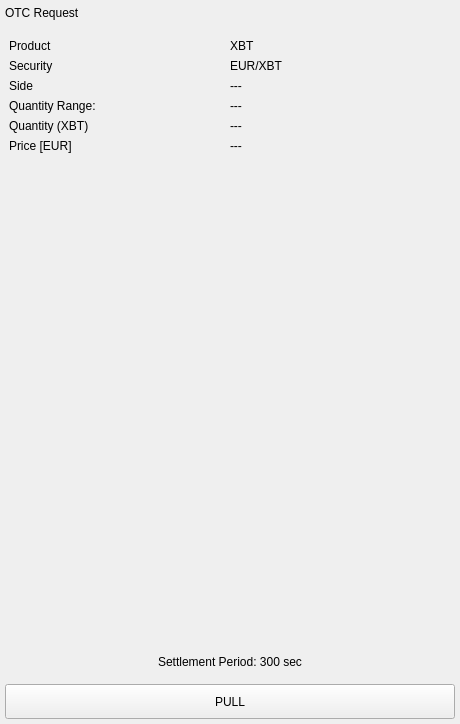
The window that BlockSettleUILib/ChatUI/OTCShieldWidgets/PullOwnOTCRequestWidget.ui (BlockSettle/terminal) describes before a commit, drawn with Qt 5.
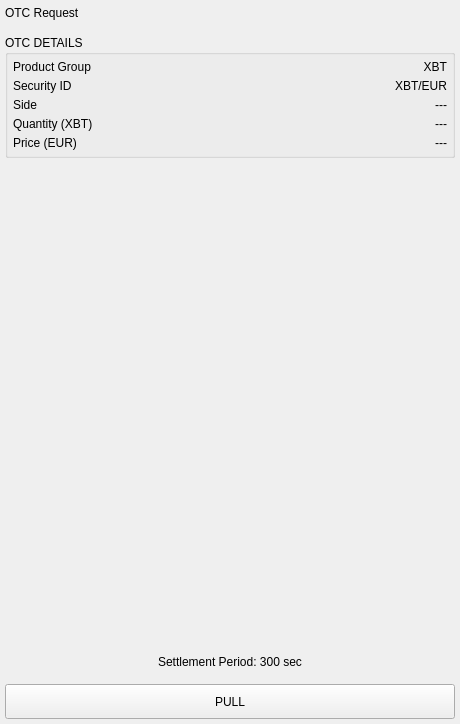
The same window after the commit.

Commit message: Polish awaiting response widget

What changed in the file:
```diff
--- a/BlockSettleUILib/ChatUI/OTCShieldWidgets/PullOwnOTCRequestWidget.ui
+++ b/BlockSettleUILib/ChatUI/OTCShieldWidgets/PullOwnOTCRequestWidget.ui
@@ -13,7 +13,7 @@
   <property name="windowTitle">
    <string>Form</string>
   </property>
-  <layout class="QVBoxLayout" name="verticalLayout_3">
+  <layout class="QVBoxLayout" name="verticalLayout_4">
    <property name="spacing">
     <number>5</number>
    </property>
@@ -70,8 +70,44 @@
     </widget>
    </item>
    <item>
-    <widget class="QWidget" name="widgetOTCInfo" native="true">
+    <widget class="QWidget" name="contentWidget" native="true">
+     <layout class="QVBoxLayout" name="verticalLayout_3">
+      <property name="spacing">
+       <number>5</number>
+      </property>
+      <property name="leftMargin">
+       <number>5</number>
+      </property>
+      <property name="topMargin">
+       <number>5</number>
+      </property>
+      <property name="rightMargin">
+       <number>5</number>
+      </property>
+      <property name="bottomMargin">
+       <number>5</number>
+      </property>
+      <item>
+       <widget class="QGroupBox" name="groupBoxOTCInfo">
+        <property name="title">
+         <string>OTC DETAILS</string>
+        </property>
      <layout class="QVBoxLayout" name="verticalLayout_2">
+         <property name="spacing">
+          <number>5</number>
+         </property>
+         <property name="leftMargin">
+          <number>5</number>
+         </property>
+         <property name="topMargin">
+          <number>5</number>
+         </property>
+         <property name="rightMargin">
+          <number>5</number>
+         </property>
+         <property name="bottomMargin">
+          <number>5</number>
+         </property>
       <item>
        <widget class="QWidget" name="widgetProduct" native="true">
         <layout class="QHBoxLayout" name="horizontalLayout">
@@ -93,7 +129,7 @@
          <item>
           <widget class="QLabel" name="label">
            <property name="text">
-            <string>Product</string>
+               <string>Product Group</string>
            </property>
           </widget>
          </item>
@@ -103,7 +139,7 @@
             <string>XBT</string>
            </property>
            <property name="alignment">
-            <set>Qt::AlignLeading|Qt::AlignLeft|Qt::AlignVCenter</set>
+               <set>Qt::AlignRight|Qt::AlignTrailing|Qt::AlignVCenter</set>
            </property>
            <property name="whiteLabel" stdset="0">
             <bool>true</bool>
@@ -134,17 +170,17 @@
          <item>
           <widget class="QLabel" name="label_3">
            <property name="text">
-            <string>Security</string>
+               <string>Security ID</string>
            </property>
           </widget>
          </item>
          <item>
           <widget class="QLabel" name="label_4">
            <property name="text">
-            <string>EUR/XBT</string>
+               <string>XBT/EUR</string>
            </property>
            <property name="alignment">
-            <set>Qt::AlignLeading|Qt::AlignLeft|Qt::AlignVCenter</set>
+               <set>Qt::AlignRight|Qt::AlignTrailing|Qt::AlignVCenter</set>
            </property>
            <property name="whiteLabel" stdset="0">
             <bool>true</bool>
@@ -185,7 +221,7 @@
             <string>---</string>
            </property>
            <property name="alignment">
-            <set>Qt::AlignLeading|Qt::AlignLeft|Qt::AlignVCenter</set>
+               <set>Qt::AlignRight|Qt::AlignTrailing|Qt::AlignVCenter</set>
            </property>
            <property name="whiteLabel" stdset="0">
             <bool>true</bool>
@@ -196,48 +232,7 @@
        </widget>
       </item>
       <item>
-       <widget class="QWidget" name="widgetRange" native="true">
-        <layout class="QHBoxLayout" name="horizontalLayout_3">
-         <property name="spacing">
-          <number>0</number>
-         </property>
-         <property name="leftMargin">
-          <number>0</number>
-         </property>
-         <property name="topMargin">
-          <number>0</number>
-         </property>
-         <property name="rightMargin">
-          <number>0</number>
-         </property>
-         <property name="bottomMargin">
-          <number>0</number>
-         </property>
-         <item>
-          <widget class="QLabel" name="label_6">
-           <property name="text">
-            <string>Quantity Range:</string>
-           </property>
-          </widget>
-         </item>
-         <item>
-          <widget class="QLabel" name="labelRange">
-           <property name="text">
-            <string>---</string>
-           </property>
-           <property name="alignment">
-            <set>Qt::AlignLeading|Qt::AlignLeft|Qt::AlignVCenter</set>
-           </property>
-           <property name="whiteLabel" stdset="0">
-            <bool>true</bool>
-           </property>
-          </widget>
-         </item>
-        </layout>
-       </widget>
-      </item>
-      <item>
-       <widget class="QWidget" name="widgetQuantity" native="true">
+          <widget class="QWidget" name="quantityWidget" native="true">
         <layout class="QHBoxLayout" name="horizontalLayout_8">
          <property name="spacing">
           <number>0</number>
@@ -267,7 +262,7 @@
             <string>---</string>
            </property>
            <property name="alignment">
-            <set>Qt::AlignLeading|Qt::AlignLeft|Qt::AlignVCenter</set>
+               <set>Qt::AlignRight|Qt::AlignTrailing|Qt::AlignVCenter</set>
            </property>
            <property name="whiteLabel" stdset="0">
             <bool>true</bool>
@@ -298,7 +293,7 @@
          <item>
           <widget class="QLabel" name="label_8">
            <property name="text">
-            <string>Price [EUR]</string>
+               <string>Price (EUR)</string>
            </property>
           </widget>
          </item>
@@ -308,11 +303,14 @@
             <string>---</string>
            </property>
            <property name="alignment">
-            <set>Qt::AlignLeading|Qt::AlignLeft|Qt::AlignVCenter</set>
+               <set>Qt::AlignRight|Qt::AlignTrailing|Qt::AlignVCenter</set>
            </property>
            <property name="whiteLabel" stdset="0">
             <bool>true</bool>
            </property>
+             </widget>
+            </item>
+           </layout>
           </widget>
          </item>
         </layout>
```
Left out of the diff: 30 changed lines with no effect on the pictures. Lines whose indentation alone changed are shown as unchanged. The commit also changes 1 other file.
